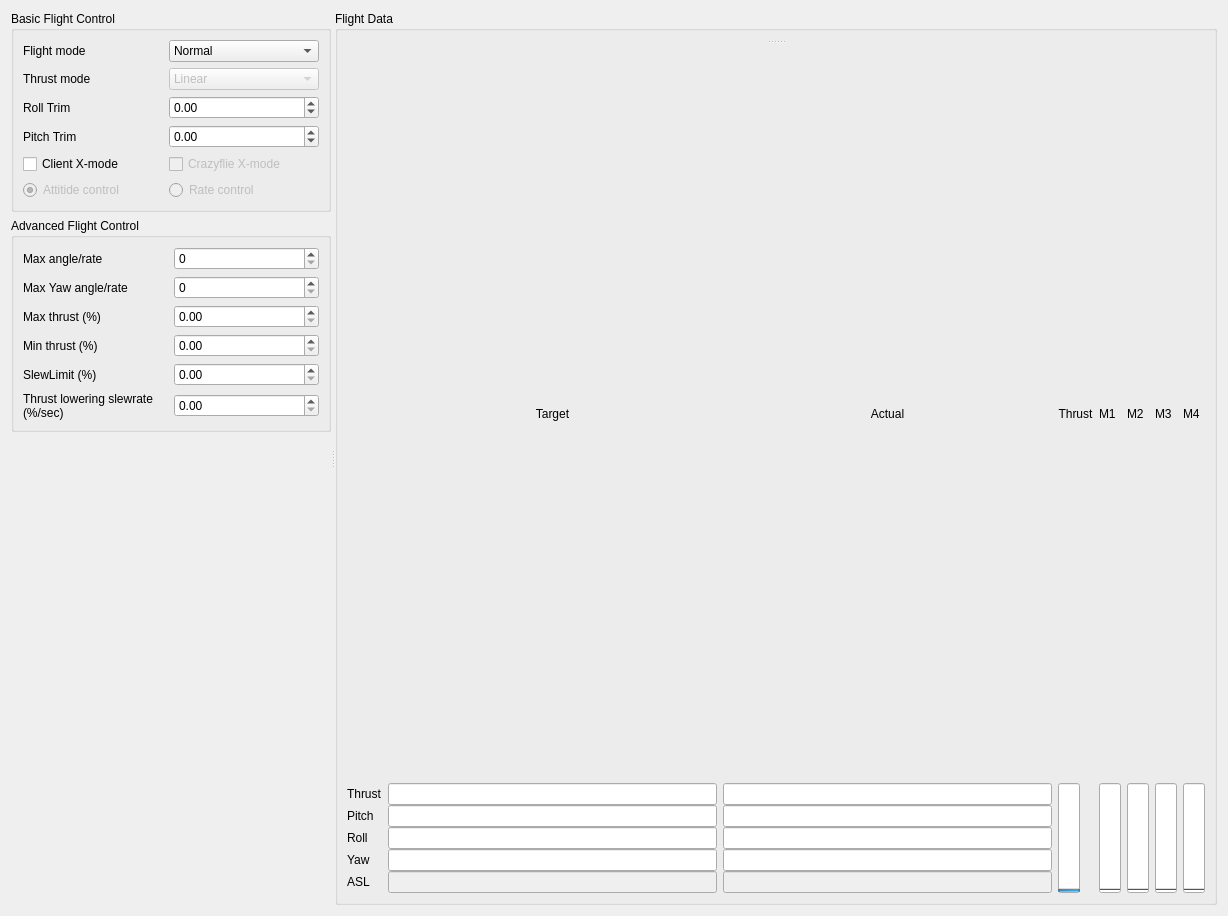
Before: the Qt Designer form lib/cfclient/ui/tabs/flightTab.ui in bitcraze/crazyflie-clients-python, drawn with Qt 5.
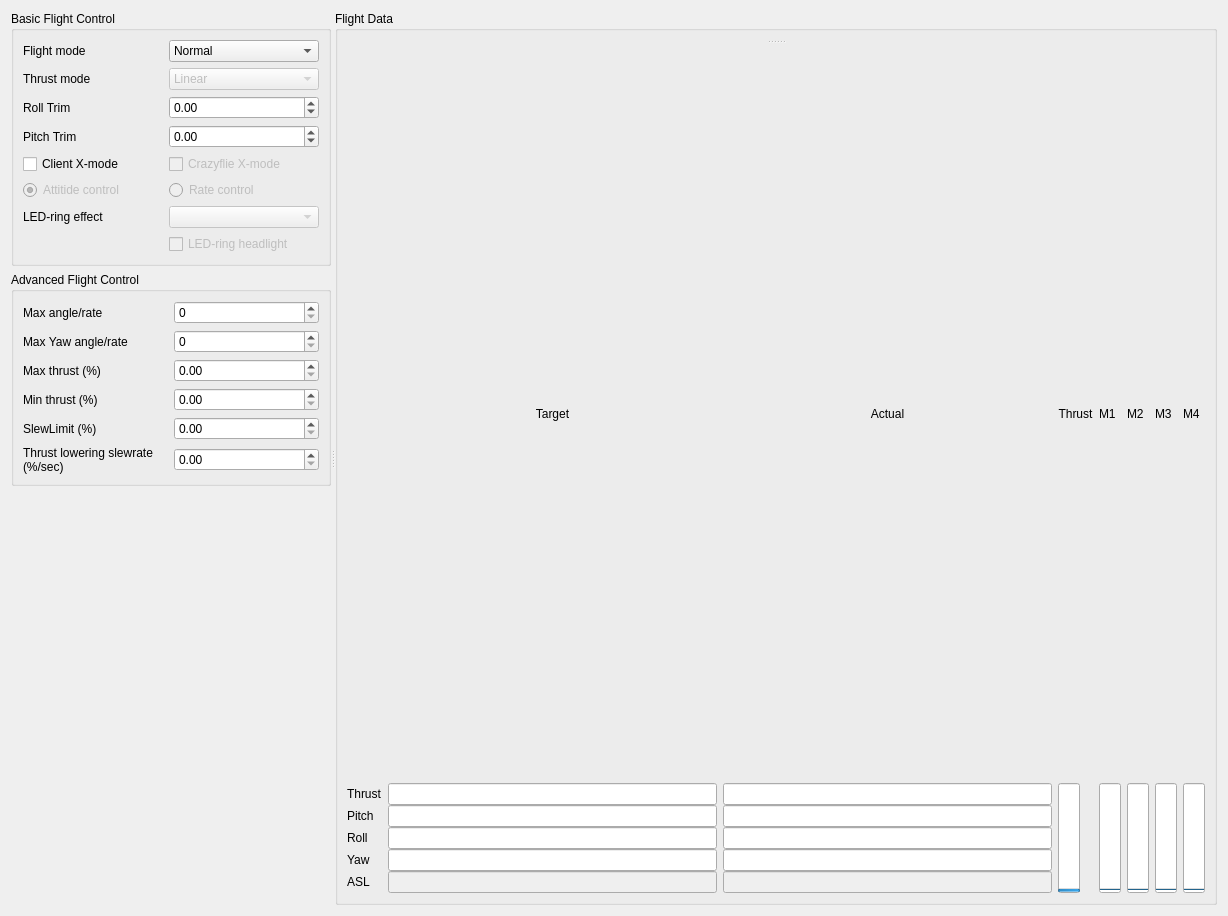
After: the same form once the commit is applied.

Commit message: Added LED-ring settings to flight tab

What changed in the file:
```diff
--- a/lib/cfclient/ui/tabs/flightTab.ui
+++ b/lib/cfclient/ui/tabs/flightTab.ui
@@ -218,6 +218,30 @@
               </property>
              </widget>
             </item>
+            <item row="7" column="0">
+             <widget class="QLabel" name="label_8">
+              <property name="text">
+               <string>LED-ring effect</string>
+              </property>
+             </widget>
+            </item>
+            <item row="7" column="1">
+             <widget class="QComboBox" name="_led_ring_effect">
+              <property name="enabled">
+               <bool>false</bool>
+              </property>
+             </widget>
+            </item>
+            <item row="8" column="1">
+             <widget class="QCheckBox" name="_led_ring_headlight">
+              <property name="enabled">
+               <bool>false</bool>
+              </property>
+              <property name="text">
+               <string>LED-ring headlight</string>
+              </property>
+             </widget>
+            </item>
            </layout>
           </item>
          </layout>
```
The commit also changes 1 other file.
